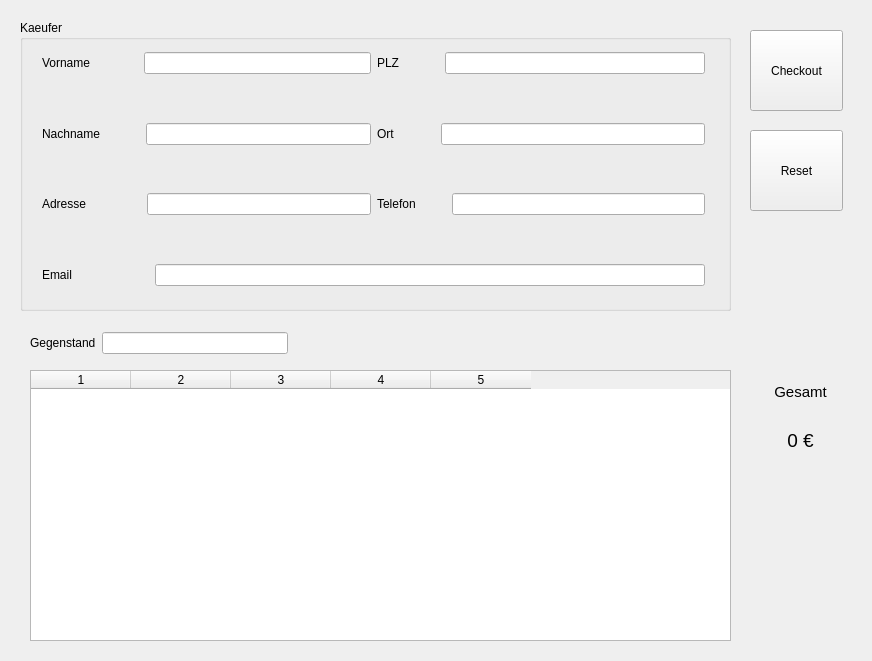
Old version of the form iBasar/checkoutwidget.ui in the repository hoihrig/iBasar.
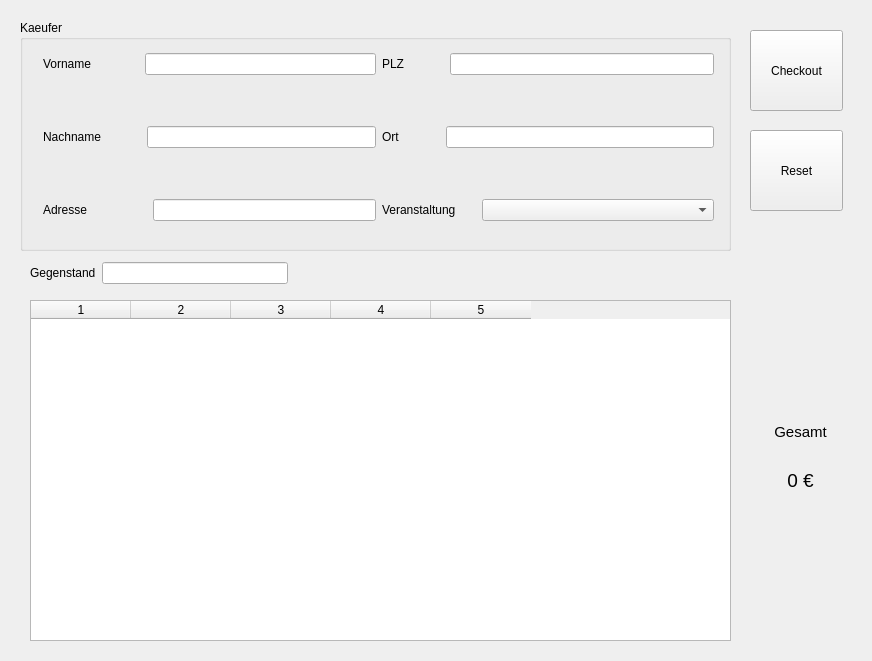
New version of the form.

Commit message:
Added BillPrinter class and Logic
Added BillPrinter class so that it is now also possible to create a
bill and print that as pdf

```diff
--- a/iBasar/checkoutwidget.ui
+++ b/iBasar/checkoutwidget.ui
@@ -19,7 +19,7 @@
      <x>20</x>
      <y>20</y>
      <width>711</width>
-     <height>291</height>
+     <height>231</height>
     </rect>
    </property>
    <property name="title">
@@ -28,10 +28,10 @@
    <widget class="QWidget" name="">
     <property name="geometry">
      <rect>
-      <x>22</x>
-      <y>32</y>
-      <width>663</width>
-      <height>234</height>
+      <x>23</x>
+      <y>33</y>
+      <width>671</width>
+      <height>168</height>
      </rect>
     </property>
     <layout class="QVBoxLayout" name="verticalLayout">
@@ -264,9 +264,9 @@
       </layout>
      </item>
      <item>
-      <layout class="QHBoxLayout" name="horizontalLayout_14">
+      <layout class="QHBoxLayout" name="horizontalLayout_2">
        <item>
-        <layout class="QHBoxLayout" name="horizontalLayout_2">
+        <layout class="QHBoxLayout" name="horizontalLayout">
          <item>
           <widget class="QLabel" name="addresslbl">
            <property name="text">
@@ -290,7 +290,7 @@
          <item>
           <widget class="QLineEdit" name="addressedit">
            <property name="sizePolicy">
-            <sizepolicy hsizetype="Expanding" vsizetype="Fixed">
+            <sizepolicy hsizetype="Fixed" vsizetype="Fixed">
              <horstretch>2</horstretch>
              <verstretch>0</verstretch>
             </sizepolicy>
@@ -306,11 +306,11 @@
         </layout>
        </item>
        <item>
-        <layout class="QHBoxLayout" name="horizontalLayout_7">
+        <layout class="QHBoxLayout" name="horizontalLayout_8">
          <item>
           <widget class="QLabel" name="phonelbl">
            <property name="text">
-            <string>Telefon</string>
+            <string>Veranstaltung</string>
            </property>
           </widget>
          </item>
@@ -321,91 +321,26 @@
            </property>
            <property name="sizeHint" stdset="0">
             <size>
-             <width>30</width>
+             <width>20</width>
              <height>20</height>
             </size>
            </property>
           </spacer>
          </item>
          <item>
-          <widget class="QLineEdit" name="phoneedit">
+          <widget class="QComboBox" name="eventComboBox">
            <property name="sizePolicy">
             <sizepolicy hsizetype="Expanding" vsizetype="Fixed">
              <horstretch>2</horstretch>
              <verstretch>0</verstretch>
             </sizepolicy>
            </property>
-           <property name="minimumSize">
-            <size>
-             <width>225</width>
-             <height>0</height>
-            </size>
-           </property>
           </widget>
          </item>
         </layout>
        </item>
       </layout>
      </item>
-     <item>
-      <spacer name="verticalSpacer">
-       <property name="orientation">
-        <enum>Qt::Vertical</enum>
-       </property>
-       <property name="sizeHint" stdset="0">
-        <size>
-         <width>20</width>
-         <height>28</height>
-        </size>
-       </property>
-      </spacer>
-     </item>
-     <item>
-      <layout class="QHBoxLayout" name="horizontalLayout">
-       <property name="spacing">
-        <number>5</number>
-       </property>
-       <property name="sizeConstraint">
-        <enum>QLayout::SetFixedSize</enum>
-       </property>
-       <item>
-        <widget class="QLabel" name="emaillbl">
-         <property name="text">
-          <string>Email</string>
-         </property>
-        </widget>
-       </item>
-       <item>
-        <spacer name="horizontalSpacer_3">
-         <property name="orientation">
-          <enum>Qt::Horizontal</enum>
-         </property>
-         <property name="sizeHint" stdset="0">
-          <size>
-           <width>78</width>
-           <height>20</height>
-          </size>
-         </property>
-        </spacer>
-       </item>
-       <item>
-        <widget class="QLineEdit" name="emailedit">
-         <property name="sizePolicy">
-          <sizepolicy hsizetype="Expanding" vsizetype="Fixed">
-           <horstretch>2</horstretch>
-           <verstretch>0</verstretch>
-          </sizepolicy>
-         </property>
-         <property name="minimumSize">
-          <size>
-           <width>223</width>
-           <height>0</height>
-          </size>
-         </property>
-        </widget>
-       </item>
-      </layout>
-     </item>
     </layout>
    </widget>
   </widget>
@@ -439,9 +374,9 @@
    <property name="geometry">
     <rect>
      <x>30</x>
-     <y>370</y>
+     <y>300</y>
      <width>701</width>
-     <height>271</height>
+     <height>341</height>
     </rect>
    </property>
    <property name="columnCount">
@@ -457,7 +392,7 @@
    <property name="geometry">
     <rect>
      <x>30</x>
-     <y>330</y>
+     <y>260</y>
      <width>258</width>
      <height>26</height>
     </rect>
@@ -493,7 +428,7 @@
    <property name="geometry">
     <rect>
      <x>750</x>
-     <y>370</y>
+     <y>410</y>
      <width>101</width>
      <height>91</height>
     </rect>
```
Left out of the diff: 4 changed lines with no effect on the pictures. The commit also changes 4 other files.
